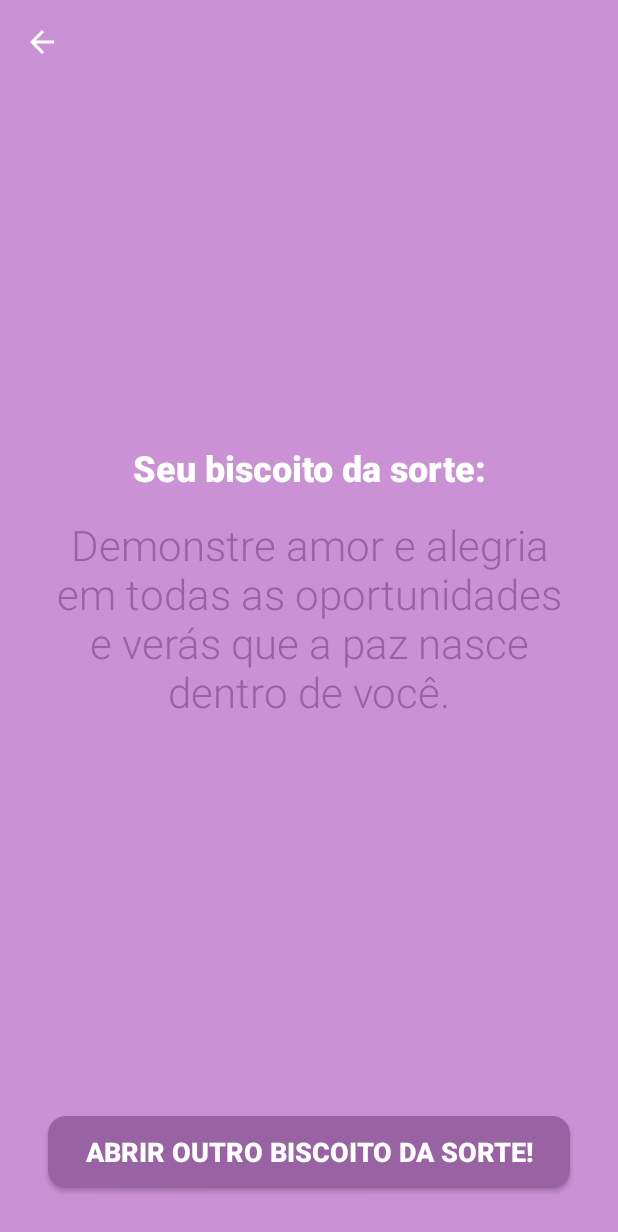
After one commit to danilosataide/app1_biscoitodasorte, an Android app: the FraseDaSorteActivity screen opened directly, with no data from a screen before it, on a phone screen of 412 x 824 dp. The commit adds this screen. Shown: the top 1232 px of the screen. Run offline under Robolectric (Android 15) with nearby library versions, the phone set to English and light mode, and no system bars.

Commit message:
random frase + término FraseDaSorteActivity

```diff
--- a/app/build.gradle
+++ b/app/build.gradle
@@ -30,6 +30,7 @@ dependencies {
     implementation 'androidx.core:core-ktx:1.3.2'
     implementation 'androidx.appcompat:appcompat:1.2.0'
     implementation 'androidx.constraintlayout:constraintlayout:2.0.1'
+    implementation 'androidx.cardview:cardview:1.0.0'
     testImplementation 'junit:junit:4.12'
     androidTestImplementation 'androidx.test.ext:junit:1.1.2'
     androidTestImplementation 'androidx.test.espresso:espresso-core:3.3.0'
--- a/app/src/main/AndroidManifest.xml
+++ b/app/src/main/AndroidManifest.xml
@@ -9,6 +9,7 @@
         android:roundIcon="@mipmap/ic_launcher_round"
         android:supportsRtl="true"
         android:theme="@style/AppTheme">
+        <activity android:name=".FraseDaSorteActivity"></activity>
         <activity android:name=".SplashActivity">
             <intent-filter>
                 <action android:name="android.intent.action.MAIN" />
@@ -16,8 +17,7 @@
                 <category android:name="android.intent.category.LAUNCHER" />
             </intent-filter>
         </activity>
-        <activity android:name=".MainActivity">
-        </activity>
+        <activity android:name=".MainActivity"></activity>
     </application>
 
 </manifest>
--- /dev/null
+++ b/app/src/main/java/br/com/danilosataide/biscoitodasorte/FraseDaSorteActivity.kt
@@ -0,0 +1,59 @@
+package br.com.danilosataide.biscoitodasorte
+
+import android.content.Intent
+import android.os.Bundle
+import androidx.appcompat.app.AppCompatActivity
+import kotlinx.android.synthetic.main.activity_frase_da_sorte.*
+import java.util.*
+
+class FraseDaSorteActivity : AppCompatActivity() {
+    //Criando uma lista de frases para o biscoito da sorte
+    private var frasesDaSorte = arrayListOf(
+        "A vida trará coisas boas se tiveres paciência.",
+        "Demonstre amor e alegria em todas as oportunidades e verás que a paz nasce dentro de você.",
+        "Não compense na ira o que lhe falta na razão.",
+        "Defeitos e virtudes são apenas dois lados da mesma moeda.",
+        "A maior de todas as torres começa no solo.",
+        "Não há que ser forte. Há que ser flexível.",
+        "Gente todo dia arruma os cabelos, por que não o coração?",
+        "Há três coisas que jamais voltam; a flecha lançada, a palavra dita e a oportunidade perdida.",
+        "A juventude não é uma época da vida, é um estado de espírito.",
+        "Podemos escolher o que semear, mas somos obrigados a colher o que plantamos.",
+        "Dê toda a atenção para a formação dos teus filhos, sobretudo por exemplos de tua própria vida.",
+        "Siga os bons e aprenda com eles.",
+        "Não importa o tamanho da montanha, ela não pode tapar o sol.",
+        "O bom senso vai mais longe do que muito conhecimento.",
+        "Quem quer colher rosas deve suportar os espinhos."
+    )
+
+    override fun onCreate(savedInstanceState: Bundle?) {
+        super.onCreate(savedInstanceState)
+        setContentView(R.layout.activity_frase_da_sorte)
+        gerarFraseDaSorte()
+
+        btnAbrirOutroBiscoitoSorte.setOnClickListener {
+            gerarFraseDaSorte()
+        }
+
+        btnVoltarMain.setOnClickListener {
+            val mIntent = Intent(this, MainActivity::class.java)
+            startActivity(mIntent)
+        }
+
+    }
+
+    fun getFraseDaSorte (index: Int): String{
+        if(index != null)
+            return this.frasesDaSorte[index]
+        else
+            return ""
+    }
+
+    fun gerarFraseDaSorte(){
+        val frasesDaSorteSize: Int = this.frasesDaSorte.size
+        val random = Random()
+        val rand = random.nextInt(frasesDaSorteSize)
+
+        textViewFrase.text = getFraseDaSorte(rand);
+    }
+}
--- a/app/src/main/java/br/com/danilosataide/biscoitodasorte/MainActivity.kt
+++ b/app/src/main/java/br/com/danilosataide/biscoitodasorte/MainActivity.kt
@@ -1,11 +1,43 @@
 package br.com.danilosataide.biscoitodasorte
 
+import android.content.Intent
 import androidx.appcompat.app.AppCompatActivity
 import android.os.Bundle
+import androidx.appcompat.app.AlertDialog
+import kotlinx.android.synthetic.main.activity_main.*
 
 class MainActivity : AppCompatActivity() {
     override fun onCreate(savedInstanceState: Bundle?) {
         super.onCreate(savedInstanceState)
         setContentView(R.layout.activity_main)
+
+        //Escutando o clique do botão Sair
+        btnSair.setOnClickListener {
+            // Criando uma caixa de diálogo
+            val alert = AlertDialog.Builder(this)
+
+            //Definindo o título da caixa de diálogo
+            alert.setTitle("App 1 Biscoito da Sorte")
+
+            //Definindo o corpo da mensagem
+            alert.setMessage("Deseja sair do aplicativo?")
+
+            //Definindo o rótulo do botão e escutando o clique
+            alert.setPositiveButton("Sim, sair") {dialog, wich ->
+                //Eliminando as telas da pilha
+                finishAffinity()
+            }
+
+            //Definindo o rótulo do botão e escutando seu clique
+            alert.setNegativeButton("Não") {_,_ ->}
+
+            //Exibindo a caixa de diálogo
+            alert.show()
+        }
+
+        btnAbrirBiscoitoSorte.setOnClickListener {
+            val mIntent = Intent(this, FraseDaSorteActivity::class.java)
+            startActivity(mIntent)
+        }
     }
 }
--- /dev/null
+++ b/app/src/main/res/drawable/ic_baseline_arrow_back_24.xml
@@ -0,0 +1,5 @@
+<vector android:height="24dp" android:tint="#FFFFFF"
+    android:viewportHeight="24" android:viewportWidth="24"
+    android:width="24dp" xmlns:android="http://schemas.android.com/apk/res/android">
+    <path android:fillColor="@android:color/white" android:pathData="M20,11H7.83l5.59,-5.59L12,4l-8,8 8,8 1.41,-1.41L7.83,13H20v-2z"/>
+</vector>
--- /dev/null
+++ b/app/src/main/res/drawable/ic_baseline_exit_to_app_24.xml
@@ -0,0 +1,5 @@
+<vector android:height="24dp" android:tint="#FFFFFF"
+    android:viewportHeight="24" android:viewportWidth="24"
+    android:width="24dp" xmlns:android="http://schemas.android.com/apk/res/android">
+    <path android:fillColor="@android:color/white" android:pathData="M10.09,15.59L11.5,17l5,-5 -5,-5 -1.41,1.41L12.67,11H3v2h9.67l-2.58,2.59zM19,3H5c-1.11,0 -2,0.9 -2,2v4h2V5h14v14H5v-4H3v4c0,1.1 0.89,2 2,2h14c1.1,0 2,-0.9 2,-2V5c0,-1.1 -0.9,-2 -2,-2z"/>
+</vector>
--- /dev/null
+++ b/app/src/main/res/layout/activity_frase_da_sorte.xml
@@ -0,0 +1,77 @@
+<?xml version="1.0" encoding="utf-8"?>
+<androidx.constraintlayout.widget.ConstraintLayout xmlns:android="http://schemas.android.com/apk/res/android"
+    xmlns:app="http://schemas.android.com/apk/res-auto"
+    xmlns:tools="http://schemas.android.com/tools"
+    android:layout_width="match_parent"
+    android:layout_height="match_parent"
+    android:background="#CB91D5"
+    tools:context=".FraseDaSorteActivity">
+
+    <Button
+        android:id="@+id/btnAbrirOutroBiscoitoSorte"
+        android:layout_width="0dp"
+        android:layout_height="wrap_content"
+        android:layout_marginStart="32dp"
+        android:layout_marginEnd="32dp"
+        android:layout_marginBottom="32dp"
+        android:background="@drawable/button_background"
+        android:fontFamily="sans-serif-black"
+        android:text="Abrir outro biscoito da sorte!"
+        android:textAlignment="center"
+        android:textColor="@android:color/background_light"
+        android:textSize="18sp"
+        app:layout_constraintBottom_toBottomOf="parent"
+        app:layout_constraintEnd_toEndOf="parent"
+        app:layout_constraintHorizontal_bias="0.5"
+        app:layout_constraintStart_toStartOf="parent" />
+
+    <Button
+        android:id="@+id/btnVoltarMain"
+        android:layout_width="24dp"
+        android:layout_height="24dp"
+        android:layout_marginStart="16dp"
+        android:layout_marginTop="16dp"
+        android:layout_marginEnd="16dp"
+        android:background="@drawable/ic_baseline_arrow_back_24"
+        android:fontFamily="sans-serif-black"
+        android:textColor="@android:color/background_light"
+        android:textSize="18sp"
+        app:layout_constraintEnd_toEndOf="parent"
+        app:layout_constraintHorizontal_bias="0.0"
+        app:layout_constraintStart_toStartOf="parent"
+        app:layout_constraintTop_toTopOf="parent" />
+
+    <TextView
+        android:id="@+id/textView7"
+        android:layout_width="0dp"
+        android:layout_height="wrap_content"
+        android:layout_marginStart="32dp"
+        android:layout_marginEnd="32dp"
+        android:layout_marginBottom="16dp"
+        android:fontFamily="sans-serif-black"
+        android:text="Seu biscoito da sorte:"
+        android:textAlignment="center"
+        android:textColor="#fff"
+        android:textSize="24sp"
+        app:layout_constraintBottom_toTopOf="@+id/textViewFrase"
+        app:layout_constraintEnd_toEndOf="parent"
+        app:layout_constraintStart_toStartOf="parent" />
+
+    <TextView
+        android:id="@+id/textViewFrase"
+        android:layout_width="0dp"
+        android:layout_height="wrap_content"
+        android:layout_marginStart="32dp"
+        android:layout_marginEnd="32dp"
+        android:autoText="true"
+        android:fontFamily="sans-serif-light"
+        android:textAlignment="center"
+        android:textColor="#9962a3"
+        android:textSize="28sp"
+        app:autoSizeTextType="uniform"
+        app:layout_constraintBottom_toBottomOf="parent"
+        app:layout_constraintEnd_toEndOf="parent"
+        app:layout_constraintStart_toStartOf="parent"
+        app:layout_constraintTop_toTopOf="parent" />
+
+</androidx.constraintlayout.widget.ConstraintLayout>
--- a/app/src/main/res/layout/activity_main.xml
+++ b/app/src/main/res/layout/activity_main.xml
@@ -9,20 +9,23 @@
 
     <TextView
         android:id="@+id/textView5"
-        android:layout_width="wrap_content"
+        android:layout_width="0dp"
         android:layout_height="wrap_content"
+        android:layout_marginLeft="32dp"
+        android:layout_marginRight="32dp"
         android:layout_marginBottom="32dp"
         android:fontFamily="sans-serif-black"
         android:text="Descubra sua sorte!"
+        android:textAlignment="center"
         android:textColor="@android:color/background_light"
         android:textSize="24sp"
-        app:layout_constraintBottom_toTopOf="@+id/button"
+        app:layout_constraintBottom_toTopOf="@+id/btnAbrirBiscoitoSorte"
         app:layout_constraintHorizontal_bias="0.5"
         app:layout_constraintLeft_toLeftOf="parent"
         app:layout_constraintRight_toRightOf="parent" />
 
     <Button
-        android:id="@+id/button"
+        android:id="@+id/btnAbrirBiscoitoSorte"
         android:layout_width="0dp"
         android:layout_height="wrap_content"
         android:layout_marginStart="32dp"
@@ -31,6 +34,7 @@
         android:background="@drawable/button_background"
         android:fontFamily="sans-serif-black"
         android:text="Abrir um biscoito da sorte!"
+        android:textAlignment="center"
         android:textColor="@android:color/background_light"
         android:textSize="18sp"
         app:layout_constraintBottom_toBottomOf="parent"
@@ -38,4 +42,14 @@
         app:layout_constraintHorizontal_bias="0.5"
         app:layout_constraintStart_toStartOf="parent" />
 
+    <Button
+        android:id="@+id/btnSair"
+        android:layout_width="24dp"
+        android:layout_height="24dp"
+        android:layout_marginTop="16dp"
+        android:layout_marginEnd="16dp"
+        android:background="@drawable/ic_baseline_exit_to_app_24"
+        app:layout_constraintEnd_toEndOf="parent"
+        app:layout_constraintTop_toTopOf="parent" />
+
 </androidx.constraintlayout.widget.ConstraintLayout>
```
